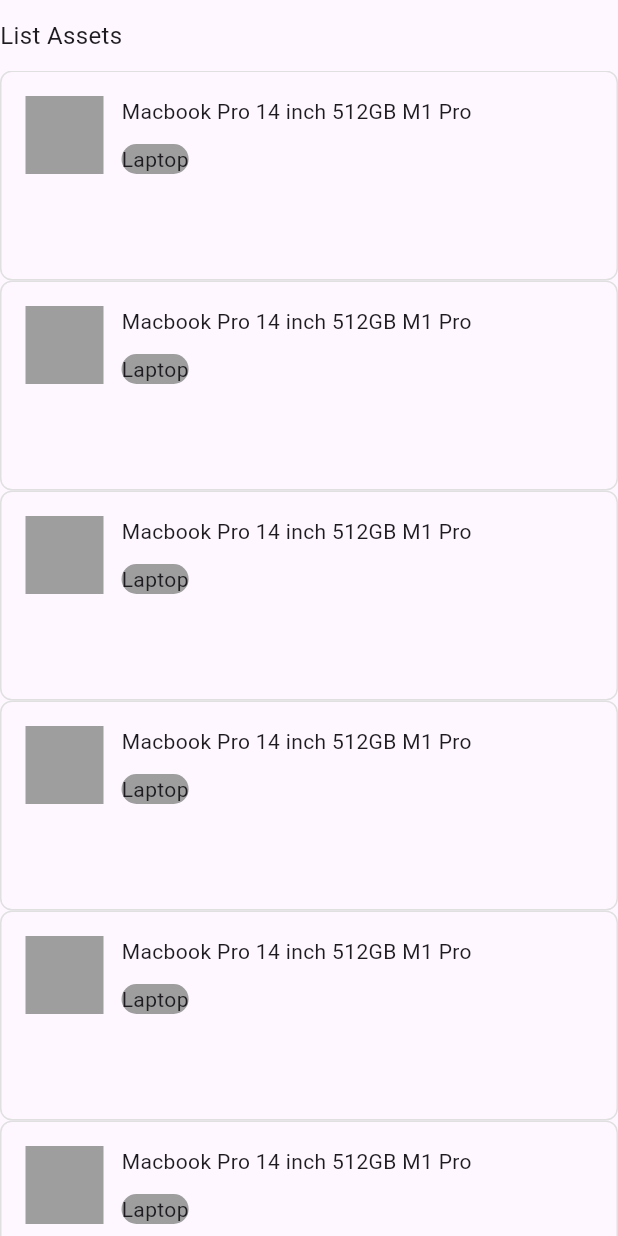
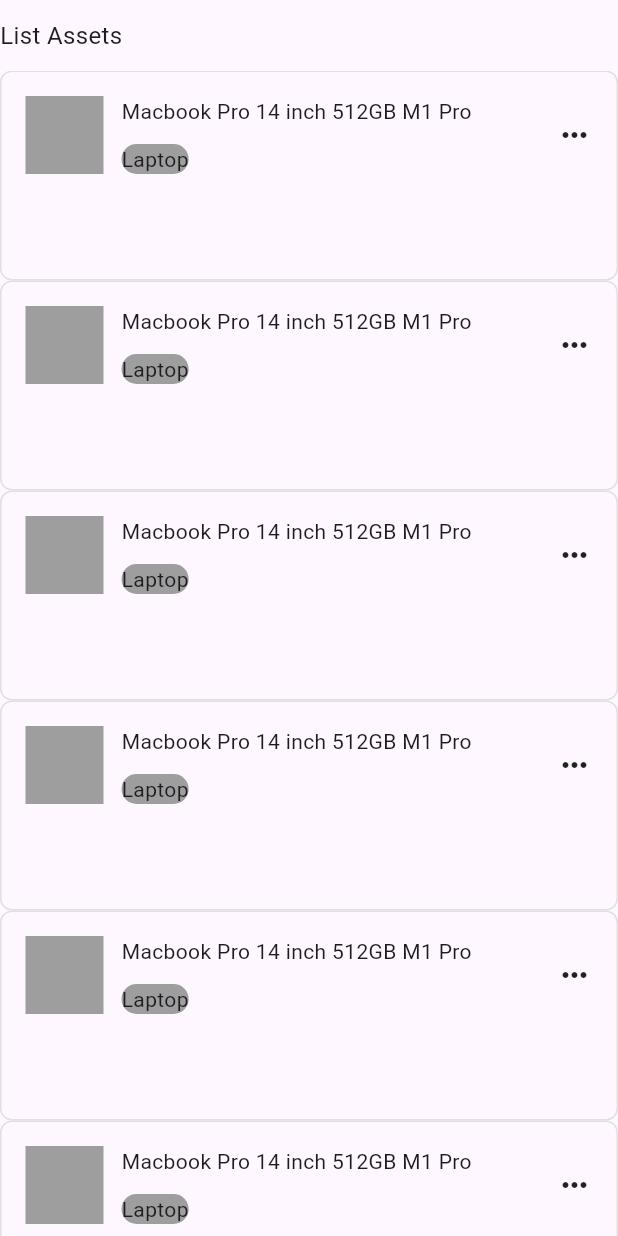
Before and after one commit to JAICHANGPARK/flutter_notebook_chapter_43, a Flutter app: the EmployeeAssetsWidget widget shown alone on an empty page, opened directly, on a phone screen of 412 x 824 dp. Run offline on Flutter 3.47's test engine with Material 3 defaults, Android fonts, the phone set to English and light mode, and no system bars; our stand-ins replace gap, hugeicons, percent_indicator.

Commit message:
Update employee_assets_widget.dart

```diff
--- a/lib/ep2178_employee_app/ui/employee_assets_widget.dart
+++ b/lib/ep2178_employee_app/ui/employee_assets_widget.dart
@@ -61,7 +61,11 @@ class _EmployeeAssetsWidgetState extends State<EmployeeAssetsWidget> {
                               ),
                             )
                           ],
-                      ))
+                        ),
+                      ),
+                      Icon(
+                        Icons.more_horiz,
+                      ),
                     ],
                   )
                 ],
```
Lines whose indentation alone changed are shown as unchanged.
